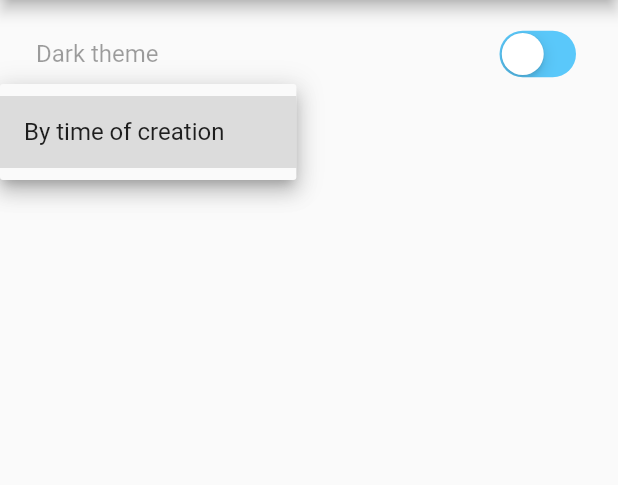
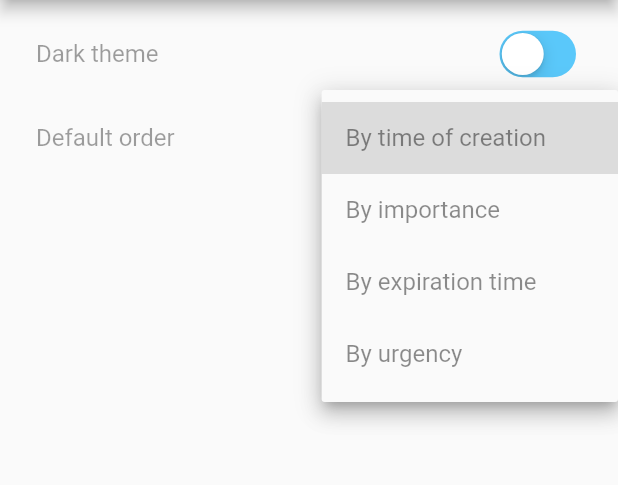
Before and after one commit to Sanshain/flute-of-tasks, a Flutter app: the SettingsPage screen opened directly, after a tap on "By time of creation", on a phone screen of 412 x 824 dp, the part 84-569 px from its top. Run offline on Flutter 3.47's test engine with Material 2 defaults, Android fonts, the phone set to English and light mode, and no system bars; our stand-ins replace floor, get, speech_to_text, sqflite; accounts and stored records are empty; generated files the repository leaves out were written again.

Commit message:
settings order

```diff
--- a/lib/pages/settings_page.dart
+++ b/lib/pages/settings_page.dart
@@ -5,11 +5,21 @@ import 'package:sanshain_tasks/widgets/popups.dart';
 
 import '../controller.dart';
 
+
+final List<String> orders = [
+    "By time of creation",
+    "By importance",
+    "By expiration time",
+    "By urgency",
+];
+
+
 class SettingsPage extends StatelessWidget {
 
     const SettingsPage({Key? key, this.themeNotifier}) : super(key: key);
 
     final ValueNotifier<ThemeMode>? themeNotifier;
+
     @override Widget build(context) {
 
         // Instantiate your class using Get.put() to make it available for all "child" routes there.
@@ -58,24 +68,35 @@ class SettingsPage extends StatelessWidget {
                             ),
                             onTap: () {},
                         )),
-                        Obx(() => Row(
-                          children: [
-                            DropdownButton<int>(
+                        Obx(() => ListTile(
+                            title: _buildItem('Default order'),
+                            trailing: DropdownButton<int>(
                                 value: int.parse(controller.settings['order'] ?? '1'),
-                                items: const [
-                                    DropdownMenuItem(
-                                        child: Text("By time of creation"),
-                                        value: 1,
-                                    ),
-//                                    DropdownMenuItem(
-//                                        child: Text("By importance"),
-//                                        value: 2,
-//                                    ),
-//                                    DropdownMenuItem(
-//                                        child: Text("By expiration time"),
-//                                        value: 3,
-//                                    )
+                                items:[
+                                    for (var order in orders)
+                                        DropdownMenuItem(
+                                            child: Text(order, style: const TextStyle(color: Colors.black45),),
+                                            value: 1,
+                                        )
                                 ],
+//                                        [
+//                                            DropdownMenuItem(
+//                                                child: Text("By time of creation", style: TextStyle(color: Colors.black45),),
+//                                                value: 1,
+//                                            ),
+//                                            DropdownMenuItem(
+//                                                child: Text("By importance", style: TextStyle(color: Colors.black)),
+//                                                value: 2,
+//                                            ),
+//                                            DropdownMenuItem(
+//                                                child: Text("By expiration time", style: TextStyle(color: Colors.black45)),
+//                                                value: 3,
+//                                            ),
+//                                            DropdownMenuItem(
+//                                                child: Text("By urgency", style: TextStyle(color: Colors.black45)),
+//                                                value: 4,
+//                                            )
+//                                    ],
                                 onChanged: (int? value){
                                     if (value != null){
                                         controller.settings['order'] = value.toString();
@@ -83,7 +104,6 @@ class SettingsPage extends StatelessWidget {
                                     popup(context, 'only By time of creation is available now');
                                 },
                             ),
-                          ],
                         ))
                     ]
                 ),
```
